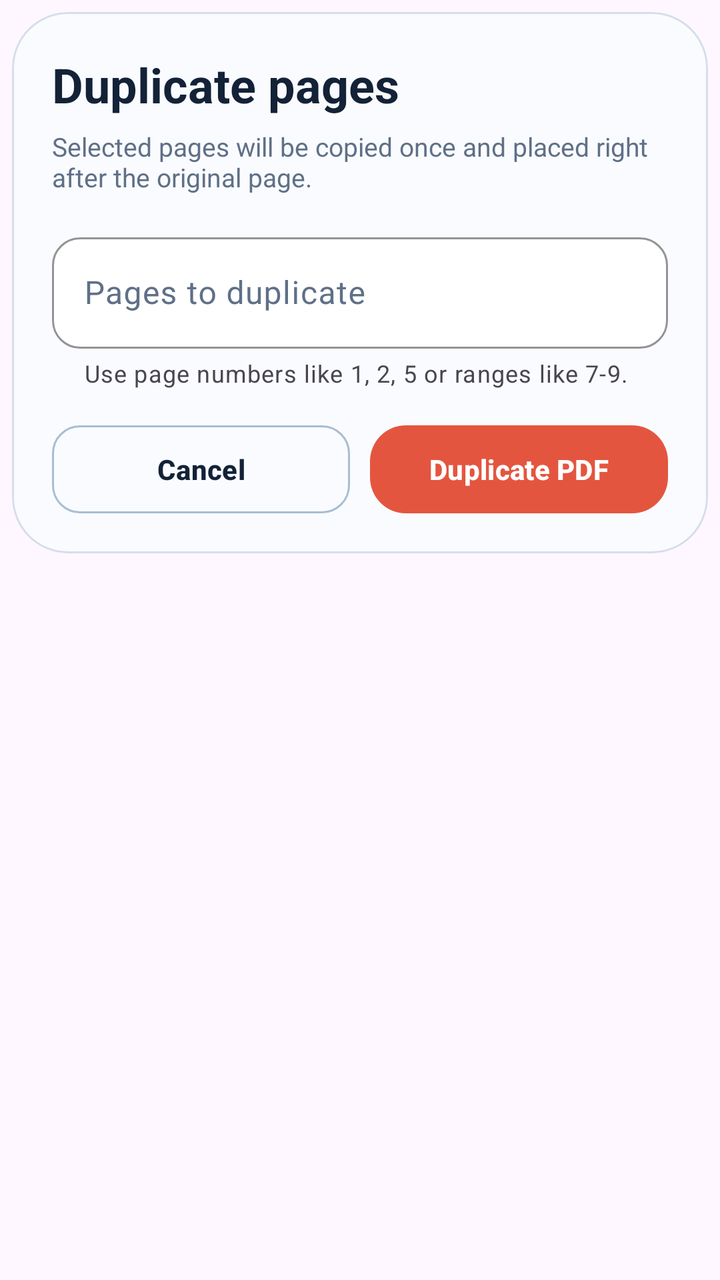
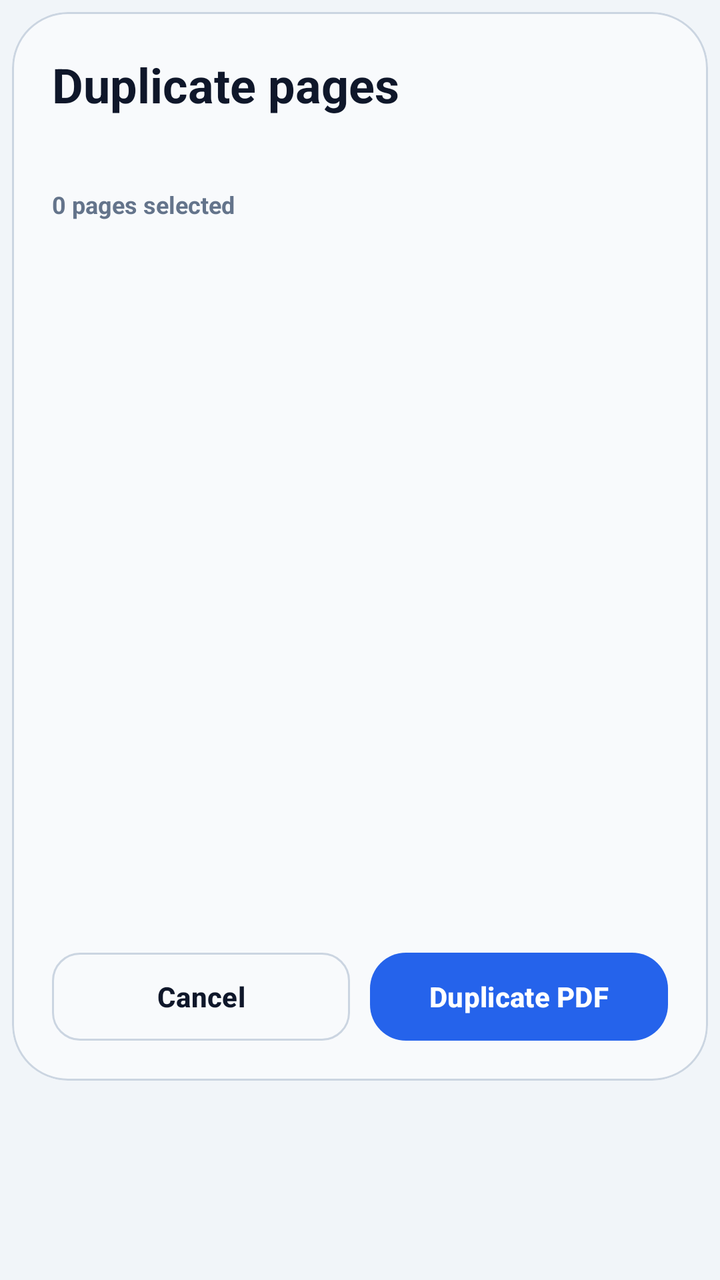

The first picture is an Android layout as it rendered before a commit; the second is the same layout after the commit. The layout source and the unified diff follow.
<!-- AndroidManifest.xml: application theme Theme.PDFZipExporter -->
<!-- res/layout/dialog_duplicate_page.xml -->
<?xml version="1.0" encoding="utf-8"?>
<LinearLayout xmlns:android="http://schemas.android.com/apk/res/android"
    xmlns:app="http://schemas.android.com/apk/res-auto"
    android:layout_width="match_parent"
    android:layout_height="wrap_content"
    android:orientation="vertical"
    android:padding="6dp">

    <com.google.android.material.card.MaterialCardView
        android:layout_width="match_parent"
        android:layout_height="wrap_content"
        app:cardBackgroundColor="@color/card_surface_strong"
        app:cardCornerRadius="28dp"
        app:cardElevation="0dp"
        app:strokeColor="@color/card_stroke"
        app:strokeWidth="1dp">

        <LinearLayout
            android:layout_width="match_parent"
            android:layout_height="wrap_content"
            android:orientation="vertical"
            android:padding="20dp">

            <LinearLayout
                android:layout_width="match_parent"
                android:layout_height="wrap_content"
                android:gravity="center_vertical"
                android:orientation="horizontal">

                <TextView
                    android:layout_width="0dp"
                    android:layout_height="wrap_content"
                    android:layout_weight="1"
                    android:text="@string/duplicate_dialog_title"
                    android:textColor="@color/title_text"
                    android:textSize="24sp"
                    android:textStyle="bold" />

                <TextView
                    android:id="@+id/duplicatePageCountBadge"
                    android:layout_width="wrap_content"
                    android:layout_height="wrap_content"
                    android:background="@drawable/bg_feature_pill"
                    android:paddingStart="12dp"
                    android:paddingTop="7dp"
                    android:paddingEnd="12dp"
                    android:paddingBottom="7dp"
                    android:textColor="@color/title_text"
                    android:textSize="12sp"
                    android:textStyle="bold"
                    android:visibility="gone" />
            </LinearLayout>

            <TextView
                android:layout_width="match_parent"
                android:layout_height="wrap_content"
                android:layout_marginTop="6dp"
                android:text="@string/duplicate_dialog_subtitle"
                android:textColor="@color/body_text"
                android:textSize="13sp" />

            <com.google.android.material.textfield.TextInputLayout
                style="@style/Widget.PDFZipExporter.TextInputLayout"
                android:layout_width="match_parent"
                android:layout_height="wrap_content"
                android:layout_marginTop="16dp"
                android:hint="@string/duplicate_pages_label"
                app:helperText="@string/duplicate_pages_helper">

                <com.google.android.material.textfield.TextInputEditText
                    android:id="@+id/duplicatePagesInput"
                    android:layout_width="match_parent"
                    android:layout_height="wrap_content"
                    android:inputType="text"
                    android:maxLines="1"
                    android:textColor="@color/title_text"
                    android:textColorHint="@color/body_text" />
            </com.google.android.material.textfield.TextInputLayout>

            <LinearLayout
                android:layout_width="match_parent"
                android:layout_height="wrap_content"
                android:layout_marginTop="18dp"
                android:gravity="center_vertical"
                android:orientation="horizontal">

                <com.google.android.material.button.MaterialButton
                    android:id="@+id/duplicatePageCancelButton"
                    style="@style/Widget.PDFZipExporter.Button.Outline"
                    android:layout_width="0dp"
                    android:layout_height="44dp"
                    android:layout_weight="1"
                    android:text="@android:string/cancel" />

                <Space
                    android:layout_width="10dp"
                    android:layout_height="wrap_content" />

                <com.google.android.material.button.MaterialButton
                    android:id="@+id/duplicatePageConfirmButton"
                    style="@style/Widget.PDFZipExporter.Button.Primary"
                    android:layout_width="0dp"
                    android:layout_height="44dp"
                    android:layout_weight="1"
                    android:text="@string/duplicate_confirm" />
            </LinearLayout>
        </LinearLayout>
    </com.google.android.material.card.MaterialCardView>
</LinearLayout>
<!-- resources referenced by this layout -->
<resources>
  <color name="body_text">#5F7087</color>
  <color name="card_stroke">#D5DEE9</color>
  <color name="card_surface_strong">#F9FBFF</color>
  <color name="title_text">#132236</color>
  <!-- drawable bg_feature_pill (drawable) -->
  <?xml version="1.0" encoding="utf-8"?>
  <shape xmlns:android="http://schemas.android.com/apk/res/android"
      android:shape="rectangle">
      <corners android:radius="999dp" />
      <solid android:color="@color/feature_pill_bg" />
      <stroke
          android:width="1dp"
          android:color="@color/feature_pill_stroke" />
  </shape>
  <string name="duplicate_confirm">Duplicate PDF</string>
  <string name="duplicate_dialog_subtitle">Selected pages will be copied once and placed right after the original page.</string>
  <string name="duplicate_dialog_title">Duplicate pages</string>
  <string name="duplicate_pages_helper">Use page numbers like 1, 2, 5 or ranges like 7-9.</string>
  <string name="duplicate_pages_label">Pages to duplicate</string>
  <style name="Theme.PDFZipExporter" parent="Theme.Material3.DayNight.NoActionBar">
          <item name="android:statusBarColor">@android:color/transparent</item>
          <item name="android:navigationBarColor">@android:color/transparent</item>
          <item name="android:windowLightStatusBar">true</item>
          <item name="android:windowBackground">@drawable/bg_main</item>
          <item name="colorPrimary">@color/progress_color</item>
          <item name="colorOnPrimary">@android:color/white</item>
          <item name="colorSecondary">@color/button_secondary_text</item>
          <item name="colorSurface">@color/card_surface</item>
      </style>
  <color name="feature_pill_bg">#FFF0EA</color>
  <color name="feature_pill_stroke">#F8D4CA</color>
  <color name="button_outline_stroke">#A9BDD3</color>
  <color name="progress_color">#E4553F</color>
  <color name="input_surface">#FFFFFFFF</color>
  <color name="input_stroke">#B9C8DA</color>
  <style name="ShapeAppearance.PDFZipExporter.Input" parent="">
          <item name="cornerFamily">rounded</item>
          <item name="cornerSize">14dp</item>
      </style>
  <!-- drawable bg_main (drawable) -->
  <?xml version="1.0" encoding="utf-8"?>
  <layer-list xmlns:android="http://schemas.android.com/apk/res/android">
      <item>
          <shape android:shape="rectangle">
              <gradient
                  android:angle="300"
                  android:endColor="@color/background_end"
                  android:startColor="@color/background_start" />
          </shape>
      </item>
  
      <item
          android:left="-120dp"
          android:top="-140dp">
          <shape android:shape="oval">
              <size
                  android:width="360dp"
                  android:height="360dp" />
              <gradient
                  android:endColor="#00D5E2F4"
                  android:gradientRadius="190dp"
                  android:startColor="#73D5E2F4"
                  android:type="radial" />
          </shape>
      </item>
  
      <item
          android:bottom="-130dp"
          android:right="-120dp">
          <shape android:shape="oval">
              <size
                  android:width="340dp"
                  android:height="340dp" />
              <gradient
                  android:endColor="#00B5C9E4"
                  android:gradientRadius="200dp"
                  android:startColor="#66B5C9E4"
                  android:type="radial" />
          </shape>
      </item>
  </layer-list>
  <color name="button_secondary_text">#D24C38</color>
  <color name="card_surface">#FFFFFFFF</color>
  <color name="background_end">#E9EEF6</color>
  <color name="background_start">#F6F8FC</color>
  <!-- unchanged entries left out for length: 3 -->
</resources>

<!-- the commit's change to res/layout/dialog_duplicate_page.xml (unified diff, before → after) -->
@@ -60,12 +60,14 @@
                 android:textSize="13sp" />
 
             <com.google.android.material.textfield.TextInputLayout
+                android:id="@+id/duplicatePagesInputLayout"
                 style="@style/Widget.PDFZipExporter.TextInputLayout"
                 android:layout_width="match_parent"
                 android:layout_height="wrap_content"
                 android:layout_marginTop="16dp"
                 android:hint="@string/duplicate_pages_label"
-                app:helperText="@string/duplicate_pages_helper">
+                app:helperText="@string/duplicate_pages_helper"
+                android:visibility="gone">
 
                 <com.google.android.material.textfield.TextInputEditText
                     android:id="@+id/duplicatePagesInput"
@@ -76,6 +78,23 @@
                     android:textColor="@color/title_text"
                     android:textColorHint="@color/body_text" />
             </com.google.android.material.textfield.TextInputLayout>
+
+            <TextView
+                android:id="@+id/duplicateSelectionStatus"
+                android:layout_width="wrap_content"
+                android:layout_height="wrap_content"
+                android:layout_marginTop="12dp"
+                android:textColor="@color/body_text"
+                android:textSize="12sp"
+                android:textStyle="bold"
+                android:text="0 pages selected" />
+
+            <androidx.recyclerview.widget.RecyclerView
+                android:id="@+id/duplicatePagesGrid"
+                android:layout_width="match_parent"
+                android:layout_height="340dp"
+                android:layout_marginTop="8dp"
+                android:scrollbars="vertical" />
 
             <LinearLayout
                 android:layout_width="match_parent"
<!-- resource entries referenced after the edit -->
@@ -1,9 +1,9 @@
 <!-- resources referenced by this layout -->
 <resources>
-  <color name="body_text">#5F7087</color>
-  <color name="card_stroke">#D5DEE9</color>
-  <color name="card_surface_strong">#F9FBFF</color>
-  <color name="title_text">#132236</color>
+  <color name="body_text">#64748B</color>
+  <color name="card_stroke">#CBD5E1</color>
+  <color name="card_surface_strong">#F8FAFC</color>
+  <color name="title_text">#0F172A</color>
   <!-- drawable bg_feature_pill (drawable) -->
   <?xml version="1.0" encoding="utf-8"?>
   <shape xmlns:android="http://schemas.android.com/apk/res/android"
@@ -15,11 +15,22 @@
           android:color="@color/feature_pill_stroke" />
   </shape>
   <string name="duplicate_confirm">Duplicate PDF</string>
-  <string name="duplicate_dialog_subtitle">Selected pages will be copied once and placed right after the original page.</string>
+  <string name="duplicate_dialog_subtitle" />
   <string name="duplicate_dialog_title">Duplicate pages</string>
-  <string name="duplicate_pages_helper">Use page numbers like 1, 2, 5 or ranges like 7-9.</string>
+  <string name="duplicate_pages_helper">Example: 1, 2, 5 or 7-9</string>
   <string name="duplicate_pages_label">Pages to duplicate</string>
-  <style name="Theme.PDFZipExporter" parent="Theme.Material3.DayNight.NoActionBar">
+  <style name="Theme.PDFZipExporter" parent="Base.Theme.PDFZipExporter" />
+  <color name="feature_pill_bg">#E2E8F0</color>
+  <color name="feature_pill_stroke">#CBD5E1</color>
+  <color name="button_outline_stroke">#CBD5E1</color>
+  <color name="progress_color">#2563EB</color>
+  <color name="input_surface">#FFFFFF</color>
+  <color name="input_stroke">#CBD5E1</color>
+  <style name="ShapeAppearance.PDFZipExporter.Input" parent="">
+          <item name="cornerFamily">rounded</item>
+          <item name="cornerSize">14dp</item>
+      </style>
+  <style name="Base.Theme.PDFZipExporter" parent="Theme.Material3.DayNight.NoActionBar">
           <item name="android:statusBarColor">@android:color/transparent</item>
           <item name="android:navigationBarColor">@android:color/transparent</item>
           <item name="android:windowLightStatusBar">true</item>
@@ -29,62 +40,15 @@
           <item name="colorSecondary">@color/button_secondary_text</item>
           <item name="colorSurface">@color/card_surface</item>
       </style>
-  <color name="feature_pill_bg">#FFF0EA</color>
-  <color name="feature_pill_stroke">#F8D4CA</color>
-  <color name="button_outline_stroke">#A9BDD3</color>
-  <color name="progress_color">#E4553F</color>
-  <color name="input_surface">#FFFFFFFF</color>
-  <color name="input_stroke">#B9C8DA</color>
-  <style name="ShapeAppearance.PDFZipExporter.Input" parent="">
-          <item name="cornerFamily">rounded</item>
-          <item name="cornerSize">14dp</item>
-      </style>
   <!-- drawable bg_main (drawable) -->
   <?xml version="1.0" encoding="utf-8"?>
-  <layer-list xmlns:android="http://schemas.android.com/apk/res/android">
-      <item>
-          <shape android:shape="rectangle">
-              <gradient
-                  android:angle="300"
-                  android:endColor="@color/background_end"
-                  android:startColor="@color/background_start" />
-          </shape>
-      </item>
-  
-      <item
-          android:left="-120dp"
-          android:top="-140dp">
-          <shape android:shape="oval">
-              <size
-                  android:width="360dp"
-                  android:height="360dp" />
-              <gradient
-                  android:endColor="#00D5E2F4"
-                  android:gradientRadius="190dp"
-                  android:startColor="#73D5E2F4"
-                  android:type="radial" />
-          </shape>
-      </item>
-  
-      <item
-          android:bottom="-130dp"
-          android:right="-120dp">
-          <shape android:shape="oval">
-              <size
-                  android:width="340dp"
-                  android:height="340dp" />
-              <gradient
-                  android:endColor="#00B5C9E4"
-                  android:gradientRadius="200dp"
-                  android:startColor="#66B5C9E4"
-                  android:type="radial" />
-          </shape>
-      </item>
-  </layer-list>
-  <color name="button_secondary_text">#D24C38</color>
-  <color name="card_surface">#FFFFFFFF</color>
-  <color name="background_end">#E9EEF6</color>
-  <color name="background_start">#F6F8FC</color>
+  <shape xmlns:android="http://schemas.android.com/apk/res/android"
+      android:shape="rectangle">
+      <solid android:color="@color/background_start" />
+  </shape>
+  <color name="button_secondary_text">#2563EB</color>
+  <color name="card_surface">#FFFFFF</color>
+  <color name="background_start">#F1F5F9</color>
   <!-- unchanged entries left out for length: 3 -->
 </resources>
 
